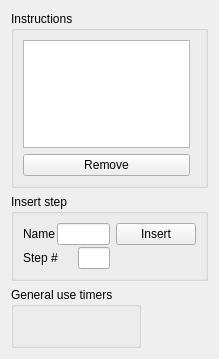
First picture: the form in brewDayWidget.ui, repository Brewtarget/brewtarget, before the edit.
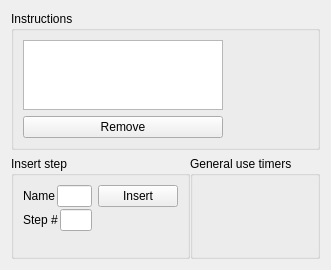
Second picture: the form after the edit.

What changed in the file:
```diff
--- a/brewDayWidget.ui
+++ b/brewDayWidget.ui
@@ -6,8 +6,8 @@
    <rect>
     <x>0</x>
     <y>0</y>
-    <width>219</width>
-    <height>359</height>
+    <width>305</width>
+    <height>262</height>
    </rect>
   </property>
   <property name="windowTitle">
@@ -93,6 +93,22 @@
      </layout>
     </widget>
    </item>
+   <item>
+    <spacer name="verticalSpacer_2">
+     <property name="orientation">
+      <enum>Qt::Vertical</enum>
+     </property>
+     <property name="sizeType">
+      <enum>QSizePolicy::MinimumExpanding</enum>
+     </property>
+     <property name="sizeHint" stdset="0">
+      <size>
+       <width>0</width>
+       <height>0</height>
+      </size>
+     </property>
+    </spacer>
+   </item>
    <item>
     <layout class="QHBoxLayout" name="horizontalLayout_4">
      <property name="spacing">
@@ -101,7 +117,7 @@
      <item>
       <widget class="QGroupBox" name="groupBox">
        <property name="sizePolicy">
-        <sizepolicy hsizetype="Maximum" vsizetype="Maximum">
+        <sizepolicy hsizetype="Maximum" vsizetype="Minimum">
          <horstretch>0</horstretch>
          <verstretch>0</verstretch>
         </sizepolicy>
@@ -187,6 +203,19 @@
             </item>
            </layout>
           </item>
+          <item>
+           <spacer name="verticalSpacer_3">
+            <property name="orientation">
+             <enum>Qt::Vertical</enum>
+            </property>
+            <property name="sizeHint" stdset="0">
+             <size>
+              <width>0</width>
+              <height>0</height>
+             </size>
+            </property>
+           </spacer>
+          </item>
          </layout>
         </item>
         <item>
@@ -217,29 +246,9 @@
       </widget>
      </item>
      <item>
-      <spacer name="horizontalSpacer">
-       <property name="orientation">
-        <enum>Qt::Horizontal</enum>
-       </property>
-       <property name="sizeHint" stdset="0">
-        <size>
-         <width>40</width>
-         <height>20</height>
-        </size>
-       </property>
-      </spacer>
-     </item>
-    </layout>
-   </item>
-   <item>
-    <layout class="QHBoxLayout" name="horizontalLayout_7">
-     <property name="spacing">
-      <number>0</number>
-     </property>
-     <item>
       <widget class="QGroupBox" name="groupBox_timers">
        <property name="sizePolicy">
-        <sizepolicy hsizetype="Maximum" vsizetype="Maximum">
+        <sizepolicy hsizetype="Minimum" vsizetype="Minimum">
          <horstretch>0</horstretch>
          <verstretch>0</verstretch>
         </sizepolicy>
@@ -268,16 +277,13 @@
       </widget>
      </item>
      <item>
-      <spacer name="horizontalSpacer_3">
+      <spacer name="horizontalSpacer">
        <property name="orientation">
         <enum>Qt::Horizontal</enum>
        </property>
-       <property name="sizeType">
-        <enum>QSizePolicy::MinimumExpanding</enum>
-       </property>
        <property name="sizeHint" stdset="0">
         <size>
-         <width>0</width>
+         <width>40</width>
          <height>20</height>
         </size>
        </property>
```
